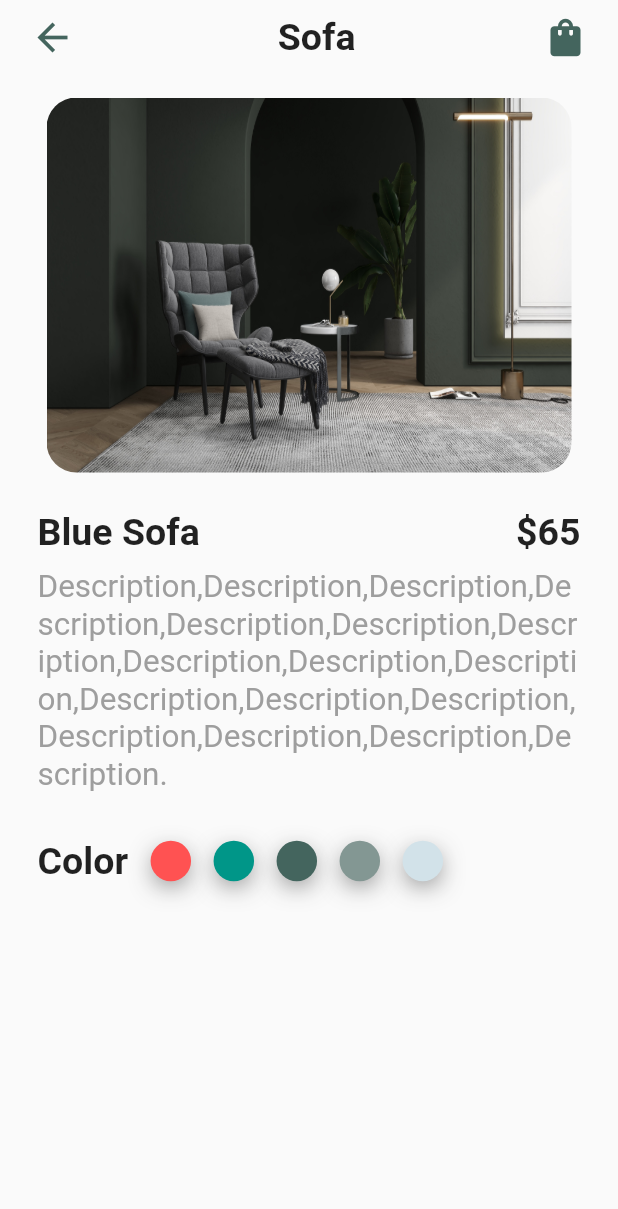
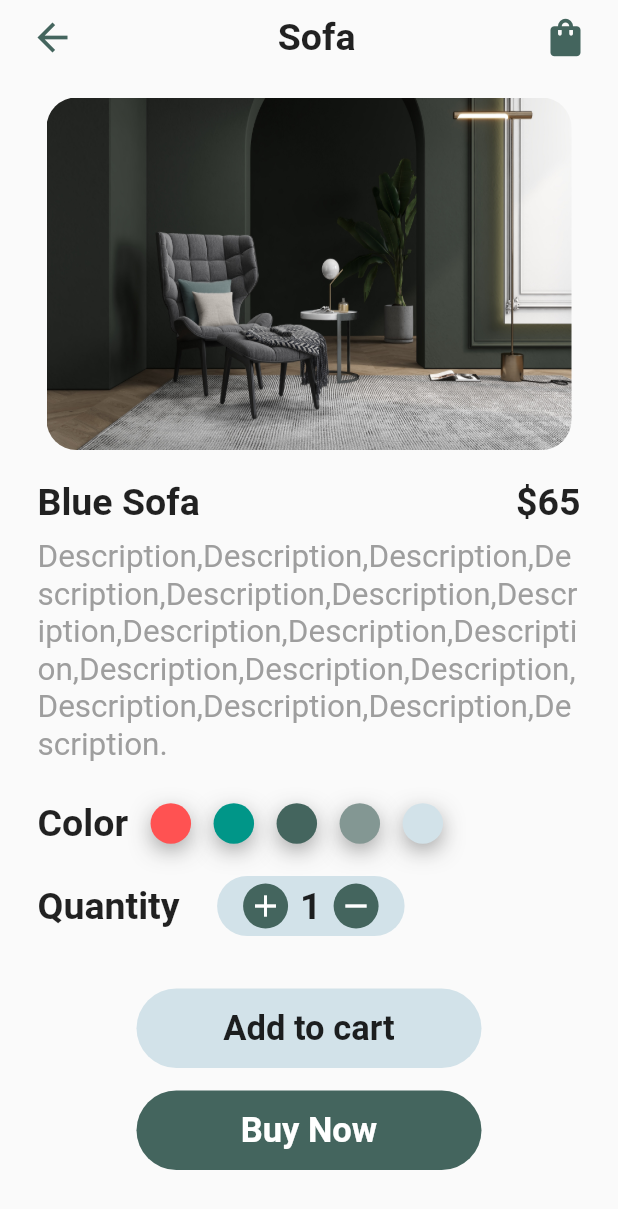
Before and after one commit to Tolbaax/furniture_app, a Flutter app: the ProductDetails screen opened directly, on a phone screen of 412 x 824 dp. Shown: the top 1209 px of the screen. Run offline on Flutter 3.47's test engine with Material 2 defaults, Android fonts, the phone set to English and light mode, and no system bars.

Commit message:
Furniture App UI

```diff
--- a/lib/View/Screens/ProductDetails.dart
+++ b/lib/View/Screens/ProductDetails.dart
@@ -1,70 +1,88 @@
-
 import 'package:flutter/material.dart';
 import 'package:furniture_app/Model/ProductModel.dart';
 
-class ProductDetails extends StatelessWidget {
+class ProductDetails extends StatefulWidget {
   const ProductDetails({Key? key}) : super(key: key);
 
   @override
+  State<ProductDetails> createState() => _ProductDetailsState();
+}
+
+class _ProductDetailsState extends State<ProductDetails> {
+  int Q =1;
+  @override
   Widget build(BuildContext context) {
     return Scaffold(
-      body:  SafeArea(
+      body: SafeArea(
         child: Column(
           children: [
             Padding(
-              padding: const EdgeInsets.only(left: 20,top: 10),
+              padding: const EdgeInsets.only(left: 20, top: 10),
               child: Row(
                 children: [
                   GestureDetector(
-                      onTap: ()
-                      {
+                      onTap: () {
                         Navigator.pop(context);
                       },
-                      child: const Icon(Icons.arrow_back,color: Color(0xff44655E),size: 30,)),
+                      child: const Icon(Icons.arrow_back,
+                        color: Color(0xff44655E), size: 30,)),
                   const Spacer(),
-                  const Text('Sofa',style: TextStyle(fontSize: 25,fontWeight: FontWeight.w700),),
+                  const Text('Sofa',
+                    style: TextStyle(fontSize: 25, fontWeight: FontWeight.w700),
+                  ),
                   const Padding(
-                    padding: EdgeInsets.only(left: 125,right: 20),
-                    child: Icon(Icons.shopping_bag,size: 30,color: Color(0xff44655E),),
+                    padding: EdgeInsets.only(left: 125, right: 20),
+                    child: Icon(
+                      Icons.shopping_bag, size: 30,
+                      color: Color(0xff44655E),
+                    ),
                   )
                 ],
               ),
             ),
             const SizedBox(height: 25,),
             Container(
-              height: 250,width: 350,
+              height: 235, width: 350,
               decoration: BoxDecoration(
                   borderRadius: BorderRadius.circular(20),
                   image: const DecorationImage(
-                  image: AssetImage('images/00.jpg'),fit: BoxFit.fill,
-                )
+                    image: AssetImage('images/00.jpg'),
+                    fit: BoxFit.fill,
+                  )),
             ),
-            ),
-            const SizedBox(height: 25,),
+            const SizedBox(height: 20,),
             Container(
-              margin:const EdgeInsets.only(left: 25,right: 25,bottom: 10),
+              margin: const EdgeInsets.only(left: 25, right: 25, bottom: 10),
               child: Row(
                 children: const [
-                  Text('Blue Sofa',style: TextStyle(fontSize: 25,fontWeight: FontWeight.w700),),
+                  Text('Blue Sofa',
+                    style: TextStyle(fontSize: 25, fontWeight: FontWeight.w700),
+                  ),
                   Spacer(),
-                  Text('\$65',style: TextStyle(fontSize: 25,fontWeight: FontWeight.w700),),
+                  Text('\$65',
+                    style: TextStyle(fontSize: 25, fontWeight: FontWeight.w700),
+                  ),
                 ],
               ),
             ),
             const Padding(
-              padding: EdgeInsets.only(left: 25,right: 25),
-              child: Text('Description,Description,Description,Description,Description,Description,Description,Description,Description,Description,Description,Description,Description,Description,Description,Description,Description.',
-                style: TextStyle(fontSize: 21,color: Colors.grey,),),
+              padding: EdgeInsets.only(left: 25, right: 25),
+              child: Text(
+                'Description,Description,Description,Description,Description,Description,Description,Description,Description,Description,Description,Description,Description,Description,Description,Description,Description.',
+                style: TextStyle(fontSize: 21, color: Colors.grey,),),
             ),
-            const SizedBox(height: 25,),
+            const SizedBox(height: 20,),
             Container(
-              margin:const EdgeInsets.only(left: 25,right: 25),
+              margin: const EdgeInsets.only(left: 25, right: 25),
               child: Row(
                 children: [
-                  const Text('Color',style: TextStyle(fontSize: 25,fontWeight: FontWeight.w700),),
+                  const Text('Color',
+                    style: TextStyle(fontSize: 25, fontWeight: FontWeight.w700),
+                  ),
                   Flexible(
                     child: SizedBox(
-                      height: 40,width: MediaQuery.of(context).size.width,
+                      height: 40,
+                      width: MediaQuery.of(context).size.width,
                       child: ListView.builder(
                           itemCount: colors.length,
                           scrollDirection: Axis.horizontal,
@@ -72,7 +90,7 @@ class ProductDetails extends StatelessWidget {
                             return Padding(
                               padding: const EdgeInsets.only(left: 15),
                               child: Container(
-                            height: 27,width: 27,
+                                height: 27, width: 27,
                                 decoration: BoxDecoration(
                                   shape: BoxShape.circle,
                                   boxShadow: [
@@ -80,8 +98,7 @@ class ProductDetails extends StatelessWidget {
                                         color: Colors.grey.shade900,
                                         spreadRadius: -5,
                                         blurRadius: 15,
-                                    offset: const Offset(0, 5)
-                                ),
+                                        offset: const Offset(0, 5)),
                                   ],
                                   color: colors[index],
                                 ),
@@ -93,6 +110,87 @@ class ProductDetails extends StatelessWidget {
                 ],
               ),
             ),
+            const SizedBox(height: 15,),
+            Padding(
+              padding: const EdgeInsets.only(right: 25, left: 25),
+              child: Row(
+                children: [
+                  const Text('Quantity', style: TextStyle(fontSize: 25, fontWeight: FontWeight.w700),
+                  ),
+                  Container(
+                    height: 40, width: 125,
+                    margin: const EdgeInsets.only(left: 25),
+                    decoration: BoxDecoration(
+                      borderRadius: BorderRadius.circular(35),
+                      color: const Color(0xffD2E2E9),
+                    ),
+                    child: Row(
+                      mainAxisAlignment: MainAxisAlignment.center,
+                      children: [
+                        GestureDetector(
+                          onTap: (){
+                            setState(() {
+                              Q = ++Q;
+                            });
+                          },
+                          child: Container(
+                            height: 30, width: 30,
+                            decoration: const BoxDecoration(
+                              color: Color(0xff44655E),
+                              shape: BoxShape.circle,
+                            ),
+                            child: const Icon(
+                              Icons.add, color: Colors.white,),
+                          ),
+                        ),
+                         Padding(
+                          padding: const EdgeInsets.only(right: 8, left: 8),
+                          child: Text(Q.toString(), style: const TextStyle(
+                                fontSize: 25, fontWeight: FontWeight.w700),
+                          ),
+                        ),
+                        GestureDetector(
+                          onTap: (){
+                            if(Q > 1){
+                              setState(() {
+                                Q = --Q;
+                              });
+                            }
+                          },
+                          child: Container(
+                            height: 30,
+                            width: 30,
+                            decoration: const BoxDecoration(
+                              color: Color(0xff44655E),
+                              shape: BoxShape.circle,
+                            ),
+                            child: const Icon(Icons.remove, color: Colors.white,),
+                          ),
+                        ),
+                      ],
+                    ),
+                  ),
+                ],
+              ),
+            ),
+            const SizedBox(height: 35,),
+            Container(
+              height: 53,width: 230,
+              decoration: BoxDecoration(
+                borderRadius: BorderRadius.circular(35),
+                color: const Color(0xffD2E2E9),
+              ),
+              child: const Center(child: Text('Add to cart',style: TextStyle(fontSize: 23,fontWeight: FontWeight.w700),)),
+            ),
+            const SizedBox(height: 15,),
+            Container(
+              height: 53,width: 230,
+              decoration: BoxDecoration(
+                borderRadius: BorderRadius.circular(35),
+                color: const Color(0xff44655E),
+              ),
+              child: const Center(child: Text('Buy Now',style: TextStyle(fontSize: 23,fontWeight: FontWeight.w700,color: Colors.white),)),
+            ),
           ],
         ),
       ),
```
Lines whose indentation alone changed are shown as unchanged.
